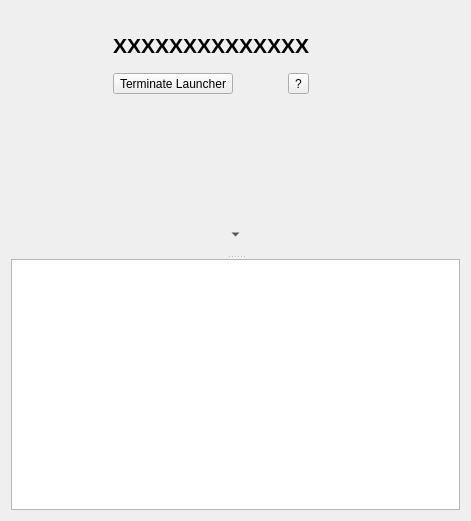
Qt form MainWidget.ui (martinribelotta/launcher) before a commit.
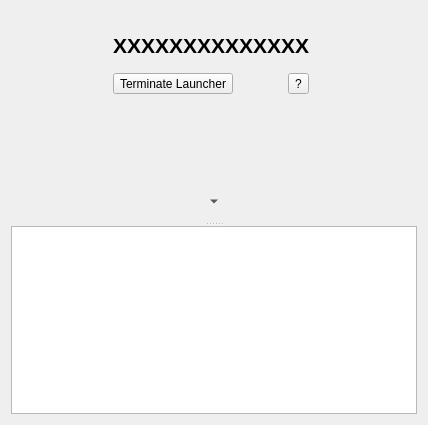
The same form after that commit.

What changed in the file:
```diff
--- a/MainWidget.ui
+++ b/MainWidget.ui
@@ -2,15 +2,7 @@
 <ui version="4.0">
  <class>Widget</class>
  <widget class="QWidget" name="Widget">
-  <property name="geometry">
-   <rect>
-    <x>0</x>
-    <y>0</y>
-    <width>471</width>
-    <height>521</height>
-   </rect>
-  </property>
-  <layout class="QVBoxLayout" name="verticalLayout_3">|
+  <layout class="QVBoxLayout" name="verticalLayout_3">
    <item>
     <layout class="QHBoxLayout" name="horizontalLayout_2">
      <item>
@@ -191,8 +183,8 @@
            <rect>
             <x>0</x>
             <y>0</y>
-            <width>451</width>
-            <height>104</height>
+            <width>427</width>
+            <height>68</height>
            </rect>
           </property>
          </widget>
```
Left out of the diff: 1 changed line with no effect on the pictures.
